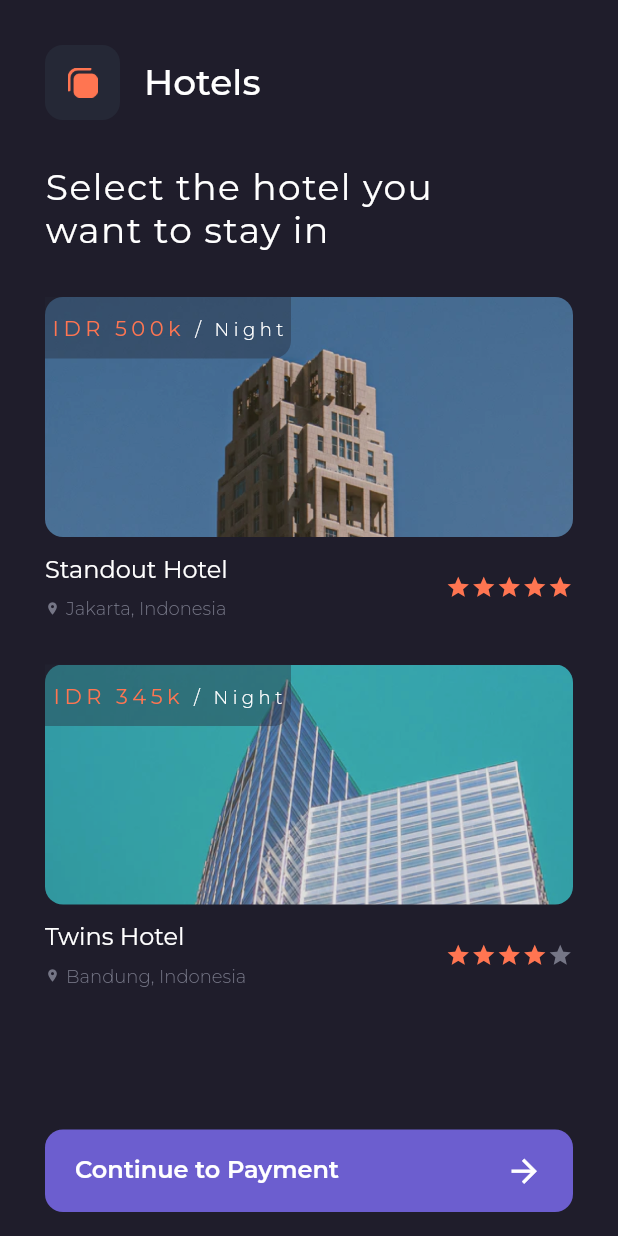
After one commit to Syahro/trip, a Flutter app: the screen it shows after launch, after a tap on "Continue to Hotels", on a phone screen of 412 x 824 dp. The commit adds this screen. Run offline on Flutter 3.47's test engine with Material 2 defaults, Android fonts, the phone set to English and light mode, and no system bars; our stand-ins replace google_fonts.

Commit message:
done modified hotelsPage and add some assets or support

```diff
--- a/lib/pages/home_page.dart
+++ b/lib/pages/home_page.dart
@@ -1,14 +1,31 @@
 import 'package:flutter/material.dart';
+import 'package:trip/pages/hotels_page.dart';
 import 'package:trip/theme.dart';
 import 'package:trip/widget/card_trip.dart';
 import 'package:trip/widget/floating_button.dart';
+import 'package:trip/widget/header.dart';
 
 class HomePage extends StatelessWidget {
   @override
   Widget build(BuildContext context) {
     return Scaffold(
       backgroundColor: backgroundColor,
-      floatingActionButton: FloatingButton(),
+      floatingActionButton: InkWell(
+        onTap: () {
+          Navigator.push(
+            context,
+            MaterialPageRoute(
+              builder: (context) {
+                return HotelsPage();
+              },
+            ),
+          );
+        },
+        child: FloatingButton(
+          buttonColor: purpleColor,
+          name: 'Continue to Hotels',
+        ),
+      ),
       floatingActionButtonLocation: FloatingActionButtonLocation.centerFloat,
       body: SafeArea(
         child: ListView(
@@ -23,40 +40,10 @@ class HomePage extends StatelessWidget {
                   SizedBox(
                     height: 30,
                   ),
-                  Row(
-                    children: [
-                      Container(
-                        height: 50,
-                        width: 50,
-                        decoration: BoxDecoration(
-                          color: cardColor,
-                          borderRadius: BorderRadius.circular(12),
-                        ),
-                        child: Center(
-                          child: Image.asset('assets/icons/trip.png',
-                              width: 24, height: 20),
-                        ),
-                      ),
-                      SizedBox(
-                        width: 16,
-                      ),
-                      Text(
-                        'Trip',
-                        style: mediumTextstyle.copyWith(
-                            fontSize: 24, color: whiteColor),
-                      ),
-                    ],
-                  ),
-                  SizedBox(
-                    height: 30,
-                  ),
-                  Text(
-                    'Whom You are Planning\nTo Travel With?',
-                    style: regularTextStyle.copyWith(
-                      color: whiteColor,
-                      fontSize: 24,
-                      letterSpacing: 1,
-                    ),
+                  Header(
+                    imageUrl: 'assets/icons/trip.png',
+                    pageTitle: 'Trip',
+                    title: 'Whom You are Planning\nTo Travel With?',
                   ),
                   SizedBox(
                     height: 30,
--- /dev/null
+++ b/lib/pages/hotels_page.dart
@@ -0,0 +1,65 @@
+import 'package:flutter/material.dart';
+import 'package:trip/theme.dart';
+import 'package:trip/widget/floating_button.dart';
+import 'package:trip/widget/header.dart';
+import 'package:trip/widget/hotels_card.dart';
+
+class HotelsPage extends StatelessWidget {
+  @override
+  Widget build(BuildContext context) {
+    return Scaffold(
+      backgroundColor: backgroundColor,
+      floatingActionButton: FloatingButton(
+        buttonColor: purpleColor,
+        name: 'Continue to Payment',
+      ),
+      floatingActionButtonLocation: FloatingActionButtonLocation.centerFloat,
+      body: SafeArea(
+        child: ListView(
+          children: [
+            Padding(
+              padding: EdgeInsets.symmetric(
+                horizontal: defaultMargin,
+              ),
+              child: Column(
+                children: [
+                  SizedBox(
+                    height: 30,
+                  ),
+                  Header(
+                    imageUrl: 'assets/icons/hotels.png',
+                    pageTitle: 'Hotels',
+                    title: 'Select the hotel you\nwant to stay in',
+                  ),
+                  SizedBox(
+                    height: 30,
+                  ),
+                  HotelsCard(
+                    imageUrl: 'assets/images/hotel1.png',
+                    name: 'Standout Hotel',
+                    location: 'Jakarta, Indonesia',
+                    price: '500k',
+                    starFive: true,
+                  ),
+                  SizedBox(
+                    height: 30,
+                  ),
+                  HotelsCard(
+                    imageUrl: 'assets/images/hotel2.png',
+                    name: 'Twins Hotel',
+                    location: 'Bandung, Indonesia',
+                    price: '345k',
+                    starFive: false,
+                  ),
+                  SizedBox(
+                    height: 120,
+                  ),
+                ],
+              ),
+            ),
+          ],
+        ),
+      ),
+    );
+  }
+}
--- a/lib/widget/floating_button.dart
+++ b/lib/widget/floating_button.dart
@@ -2,13 +2,20 @@ import 'package:flutter/material.dart';
 import 'package:trip/theme.dart';
 
 class FloatingButton extends StatelessWidget {
+  final Color buttonColor;
+  final String name;
+
+  FloatingButton({
+    this.buttonColor,
+    this.name,
+  });
   @override
   Widget build(BuildContext context) {
     return Container(
       height: 55,
       width: MediaQuery.of(context).size.width - (2 * defaultMargin),
       decoration: BoxDecoration(
-        color: purpleColor,
+        color: buttonColor,
         borderRadius: BorderRadius.circular(12),
       ),
       child: Padding(
@@ -17,7 +24,7 @@ class FloatingButton extends StatelessWidget {
           mainAxisAlignment: MainAxisAlignment.spaceBetween,
           children: [
             Text(
-              'Continue to Hotels',
+              name,
               style: semiBoldTextStyle.copyWith(
                 color: whiteColor,
                 fontSize: 16,
--- /dev/null
+++ b/lib/widget/header.dart
@@ -0,0 +1,57 @@
+import 'package:flutter/material.dart';
+
+import '../theme.dart';
+
+class Header extends StatelessWidget {
+  final String imageUrl;
+  final String pageTitle;
+  final String title;
+
+  Header({
+    this.imageUrl,
+    this.pageTitle,
+    this.title,
+  });
+  @override
+  Widget build(BuildContext context) {
+    return Column(
+      crossAxisAlignment: CrossAxisAlignment.start,
+      children: [
+        Row(
+          children: [
+            Container(
+              height: 50,
+              width: 50,
+              decoration: BoxDecoration(
+                color: cardColor,
+                borderRadius: BorderRadius.circular(12),
+              ),
+              child: Center(
+                child:
+                    Image.asset(imageUrl, width: 24, height: 20),
+              ),
+            ),
+            SizedBox(
+              width: 16,
+            ),
+            Text(
+              pageTitle,
+              style: mediumTextstyle.copyWith(fontSize: 24, color: whiteColor),
+            ),
+          ],
+        ),
+        SizedBox(
+          height: 30,
+        ),
+        Text(
+          title,
+          style: regularTextStyle.copyWith(
+            color: whiteColor,
+            fontSize: 24,
+            letterSpacing: 1,
+          ),
+        ),
+      ],
+    );
+  }
+}
--- /dev/null
+++ b/lib/widget/hotels_card.dart
@@ -0,0 +1,149 @@
+import 'package:flutter/material.dart';
+
+import '../theme.dart';
+
+class HotelsCard extends StatelessWidget {
+  final String imageUrl;
+  final String name;
+  final String location;
+  final String price;
+  final bool starFive;
+
+  HotelsCard({
+    this.imageUrl,
+    this.name,
+    this.location,
+    this.price,
+    this.starFive,
+  });
+  @override
+  Widget build(BuildContext context) {
+    return Container(
+      height: 215,
+      width: double.infinity,
+      decoration: BoxDecoration(
+        borderRadius: BorderRadius.circular(12),
+      ),
+      child: Column(
+        children: [
+          Container(
+            height: 160,
+            width: double.infinity,
+            child: Stack(
+              children: [
+                ClipRRect(
+                  borderRadius: BorderRadius.circular(12),
+                  child: Image.asset(
+                    imageUrl,
+                    width: double.infinity,
+                    height: 160,
+                    fit: BoxFit.cover,
+                  ),
+                ),
+                Row(
+                  children: [
+                    Container(
+                      height: 41,
+                      width: 164,
+                      decoration: BoxDecoration(
+                        color: cardColor.withOpacity(0.4),
+                        borderRadius: BorderRadius.only(
+                          bottomRight: Radius.circular(12),
+                        ),
+                      ),
+                      child: Center(
+                        child: Text.rich(TextSpan(
+                          text: 'IDR $price ',
+                          style: regularTextStyle.copyWith(
+                            fontSize: 14,
+                            color: orangeColor,
+                            letterSpacing: 3,
+                          ),
+                          children: [
+                            TextSpan(
+                                text: '/ Night',
+                                style: lightTextStyle.copyWith(
+                                  fontSize: 12,
+                                  color: whiteColor,
+                                ))
+                          ],
+                        )),
+                      ),
+                    )
+                  ],
+                )
+              ],
+            ),
+          ),
+          SizedBox(
+            height: 12,
+          ),
+          Row(
+            children: [
+              Column(
+                crossAxisAlignment: CrossAxisAlignment.start,
+                children: [
+                  Text(
+                    name,
+                    style: regularTextStyle.copyWith(
+                      fontSize: 16,
+                      color: whiteColor,
+                    ),
+                  ),
+                  SizedBox(
+                    height: 8,
+                  ),
+                  Row(
+                    children: [
+                      Icon(
+                        Icons.location_on,
+                        color: darkGrayColor,
+                        size: 10,
+                      ),
+                      SizedBox(
+                        width: 4,
+                      ),
+                      Text(
+                        location,
+                        style: lightTextStyle.copyWith(
+                          color: darkGrayColor,
+                          fontSize: 12,
+                        ),
+                      ),
+                    ],
+                  )
+                ],
+              ),
+              Spacer(),
+              Icon(
+                Icons.star,
+                color: orangeColor,
+                size: 17,
+              ),
+              Icon(
+                Icons.star,
+                color: orangeColor,
+                size: 17,
+              ),
+              Icon(
+                Icons.star,
+                color: orangeColor,
+                size: 17,
+              ),
+              Icon(
+                Icons.star,
+                color: orangeColor,
+                size: 17,
+              ),
+              Icon(
+                Icons.star,
+                color: starFive ? orangeColor : darkGrayColor,
+                size: 17,
+              ),
+            ],
+          )
+        ],
+      ),
+    );
+  }
+}
```
Also changed, not shown: assets/images/card1.png (added), assets/images/card2.png (added).
